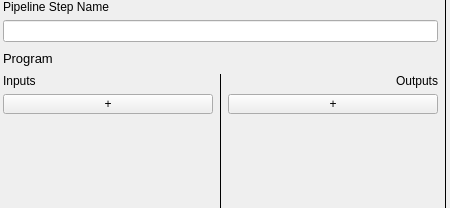
Qt form MainApplication/pipeline_step_GUI.ui (tkideneb1999/GameAssetPipelineProgram) before a commit.
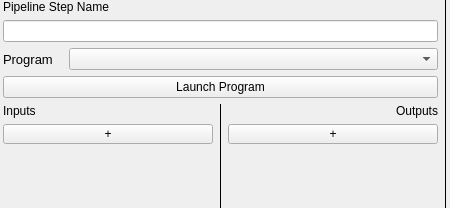
The same form after that commit.

Commit message: updated pipeline step ui, added settings ui, bug fixes

Patch:
```diff
--- a/MainApplication/pipeline_step_GUI.ui
+++ b/MainApplication/pipeline_step_GUI.ui
@@ -63,16 +63,21 @@
       <widget class="QLineEdit" name="pipeline_step_name_lineedit"/>
      </item>
      <item>
+      <layout class="QHBoxLayout" name="horizontalLayout_3">
+       <property name="topMargin">
+        <number>0</number>
+       </property>
+       <item>
       <widget class="QLabel" name="program_label">
        <property name="sizePolicy">
-        <sizepolicy hsizetype="Preferred" vsizetype="Fixed">
+          <sizepolicy hsizetype="Fixed" vsizetype="Fixed">
          <horstretch>0</horstretch>
          <verstretch>0</verstretch>
         </sizepolicy>
        </property>
        <property name="minimumSize">
         <size>
-         <width>0</width>
+           <width>60</width>
          <height>20</height>
         </size>
        </property>
@@ -92,6 +97,18 @@
        </property>
        <property name="alignment">
         <set>Qt::AlignLeading|Qt::AlignLeft|Qt::AlignVCenter</set>
+         </property>
+        </widget>
+       </item>
+       <item>
+        <widget class="QComboBox" name="comboBox"/>
+       </item>
+      </layout>
+     </item>
+     <item>
+      <widget class="QPushButton" name="pushButton">
+       <property name="text">
+        <string>Launch Program</string>
        </property>
       </widget>
      </item>
```
Lines whose indentation alone changed are shown as unchanged. The commit also changes 6 other files.
